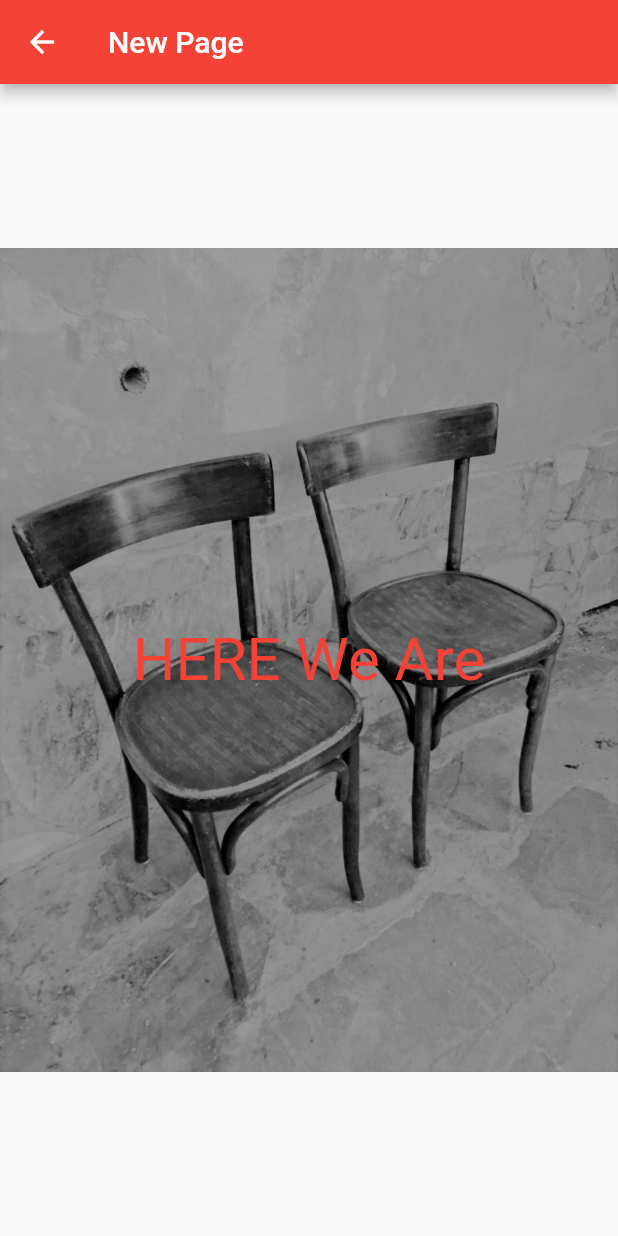
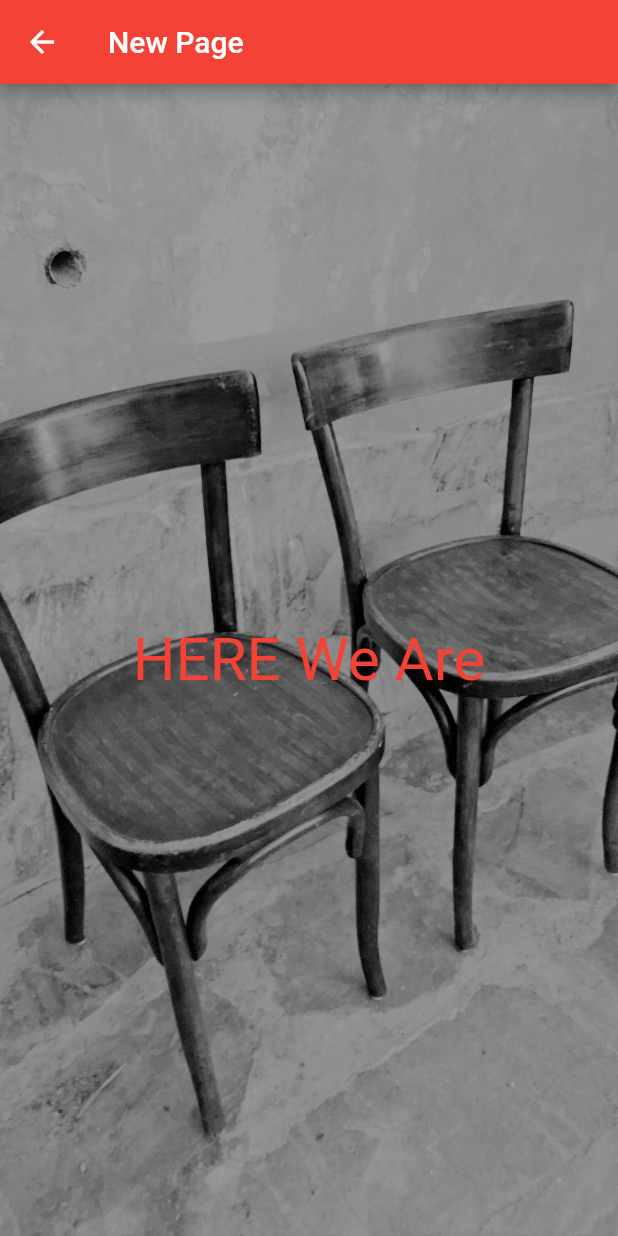
Before and after one commit to lorenzobus1972/test002, a Flutter app: the NewPage screen opened by its route, on a phone screen of 412 x 824 dp. Run offline on Flutter 3.47's test engine with Material 2 defaults, Android fonts, the phone set to English and light mode, and no system bars.

Commit message:
modified the way to show background in body: Stack

```diff
--- a/lib/firstPage.dart
+++ b/lib/firstPage.dart
@@ -6,16 +6,18 @@ class  NewPage extends StatelessWidget {
   NewPage(this.title);
   @override
   Widget build(BuildContext context) {
-  var sizeWidth = MediaQuery.of(context).size.width;
-  var sizeHeight = MediaQuery.of(context).size.height;
+  //var sizeWidth = MediaQuery.of(context).size.width;
+  //var sizeHeight = MediaQuery.of(context).size.height;
     return Scaffold(
       appBar: AppBar(
         title: Text(title),
       ),
       body: Stack(
+            fit: StackFit.expand,
             children: <Widget>[
-            Center(
-              child: Image.asset('assets/sedieCurvate.jpg'),
+
+              Image.asset('assets/sedieCurvate.jpg',
+              fit: BoxFit.cover,),
 
            /*  Center(
             child: Image.asset(
@@ -28,7 +30,7 @@ class  NewPage extends StatelessWidget {
             //Image.asset('assets/giuditta_srl.jpg', width: 200.0, height: 120.0,),
             ), */
 
-            ),
+
             Center(
             child: Text("HERE We Are",
                 style: TextStyle(
```
